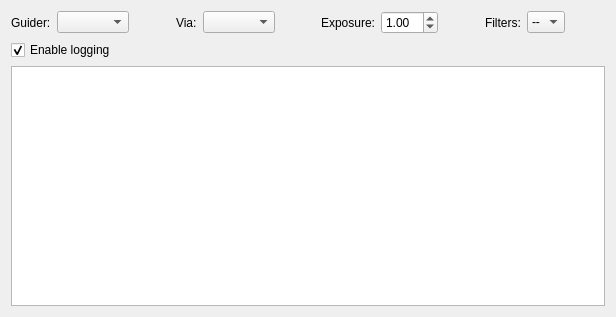
Qt form kstars/ekos/guide.ui (KDE/kstars) before a commit.
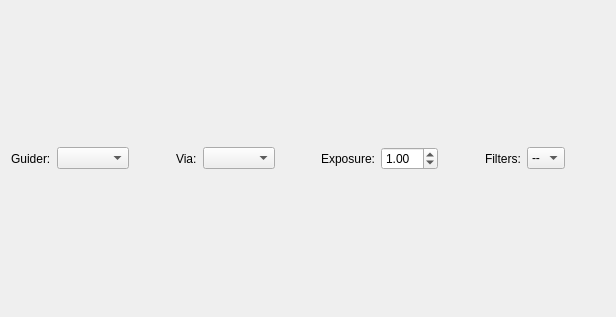
The same form after that commit.

Patch:
```diff
--- a/kstars/ekos/guide.ui
+++ b/kstars/ekos/guide.ui
@@ -10,7 +10,7 @@
     <height>317</height>
    </rect>
   </property>
-  <layout class="QVBoxLayout" name="verticalLayout_2">
+  <layout class="QVBoxLayout" name="verticalLayout">
    <item>
     <layout class="QHBoxLayout" name="horizontalLayout">
      <item>
@@ -126,27 +126,6 @@
    <item>
     <layout class="QVBoxLayout" name="tabLayout"/>
    </item>
-   <item>
-    <layout class="QVBoxLayout" name="verticalLayout">
-     <item>
-      <widget class="QCheckBox" name="enableLoggingCheck">
-       <property name="text">
-        <string>Enable logging</string>
-       </property>
-       <property name="checked">
-        <bool>true</bool>
-       </property>
-      </widget>
-     </item>
-     <item>
-      <widget class="QPlainTextEdit" name="guideLogOut">
-       <property name="readOnly">
-        <bool>true</bool>
-       </property>
-      </widget>
-     </item>
-    </layout>
-   </item>
   </layout>
  </widget>
  <resources/>
```
